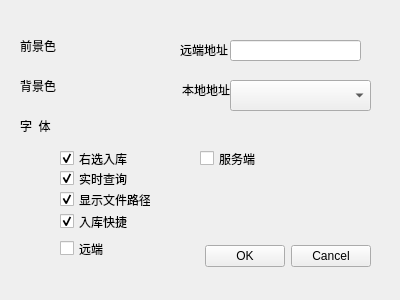
Above: auto_c_code/setup1.ui from yjduoduo/auto_c_code before the change. Below: the same form after it.
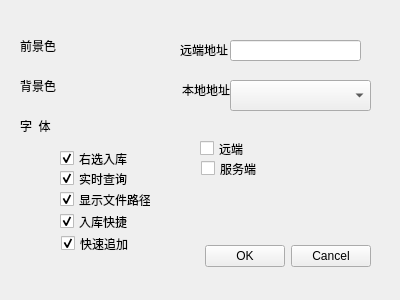
That is the form after the change.

Commit message: v2.2.9 添加autoccode.qm配置文件，添加设置项配置项保存；当前界面当剪切板数据发生变化时，添加自动追加到右侧框架内。

```diff
--- a/auto_c_code/setup1.ui
+++ b/auto_c_code/setup1.ui
@@ -213,8 +213,8 @@
   <widget class="QCheckBox" name="checkBox_SeverFlag">
    <property name="geometry">
     <rect>
-     <x>200</x>
-     <y>150</y>
+     <x>201</x>
+     <y>160</y>
      <width>91</width>
      <height>17</height>
     </rect>
@@ -278,8 +278,8 @@
   <widget class="QCheckBox" name="checkBox_supportRemote">
    <property name="geometry">
     <rect>
-     <x>60</x>
-     <y>240</y>
+     <x>200</x>
+     <y>140</y>
      <width>91</width>
      <height>17</height>
     </rect>
@@ -294,6 +294,25 @@
     <bool>false</bool>
    </property>
   </widget>
+  <widget class="QCheckBox" name="checkBox_showcontent_autoappend">
+   <property name="geometry">
+    <rect>
+     <x>61</x>
+     <y>235</y>
+     <width>91</width>
+     <height>17</height>
+    </rect>
+   </property>
+   <property name="toolTip">
+    <string>入库按钮鼠标移动即弹出，且确定和取消也一样效果</string>
+   </property>
+   <property name="text">
+    <string>快速追加</string>
+   </property>
+   <property name="checked">
+    <bool>true</bool>
+   </property>
+  </widget>
  </widget>
  <resources/>
  <connections>
```
The commit also changes 10 other files.
